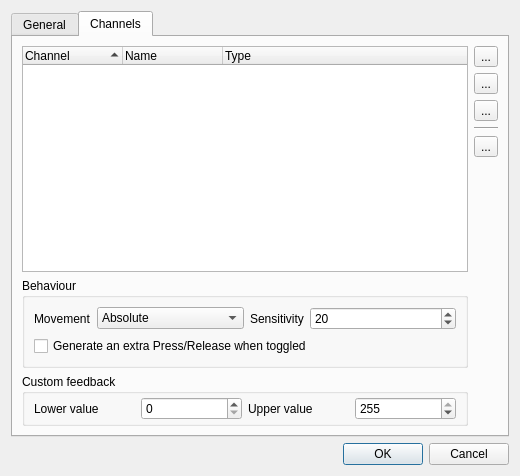
Above: ui/src/inputprofileeditor.ui from mcallegari/qlcplus before the change. Below: the same form after it.
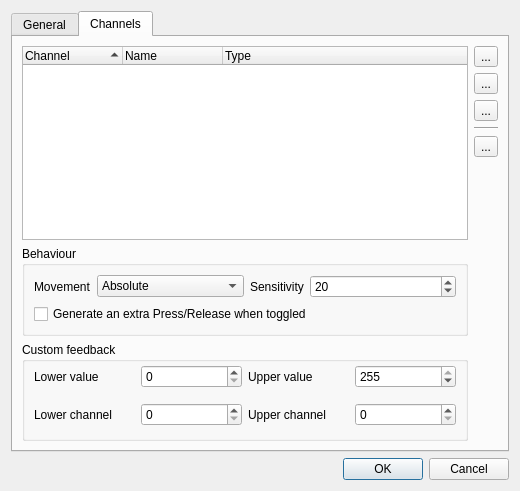
That is the form after the change. The open tabs and pages were chosen to show the change. Icons and pictures are not drawn.

Commit message: Input profile ui edited

Patch:
```diff
--- a/ui/src/inputprofileeditor.ui
+++ b/ui/src/inputprofileeditor.ui
@@ -382,6 +382,52 @@
             </property>
            </widget>
           </item>
+          <item row="1" column="0" colspan="4">
+          <widget class="QFrame" name="m_ChannelfeedbackGroup">
+            <layout class="QGridLayout" name="m_channelGridLayout"> 
+              <property name="leftMargin">
+                <number>0</number>
+              </property>
+              <property name="rightMargin">
+                <number>0</number>
+              </property>      
+              <item row="0" column="2">
+                <widget class="QLabel" name="label_3">
+                <property name="text">
+                  <string>Upper channel</string>
+                </property>
+                </widget>
+              </item>
+              <item row="0" column="3">
+                <widget class="QSpinBox" name="m_upperChannelSpin">
+                <property name="minimum">
+                  <number>0</number>
+                </property>
+                <property name="maximum">
+                  <number>16</number>
+                </property>
+                <property name="value">
+                  <number>0</number>
+                </property>
+                </widget>
+              </item>
+              <item row="0" column="0">
+                <widget class="QLabel" name="label">
+                <property name="text">
+                  <string>Lower channel</string>
+                </property>
+                </widget>
+              </item>
+              <item row="0" column="1">
+                <widget class="QSpinBox" name="m_lowerChannelSpin">
+                <property name="maximum">
+                  <number>16</number>
+                </property>
+                </widget>
+              </item>
+            </layout>
+          </widget>
+          </item>
          </layout>
         </widget>
        </item>
```
The commit also changes 5 other files.
